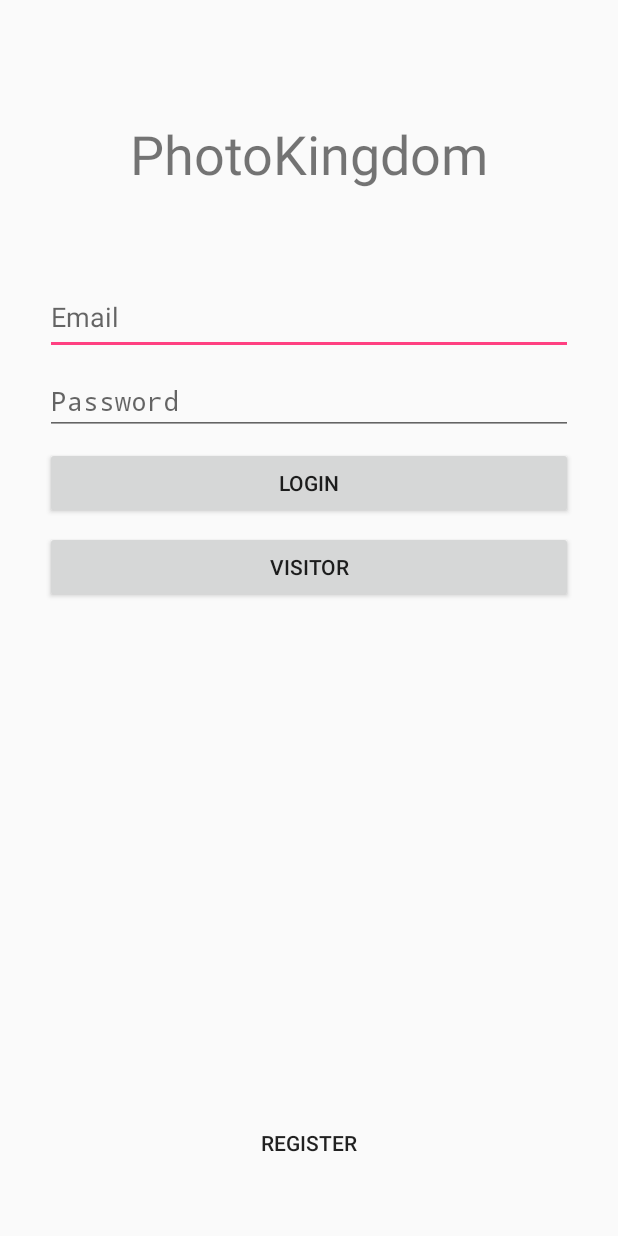
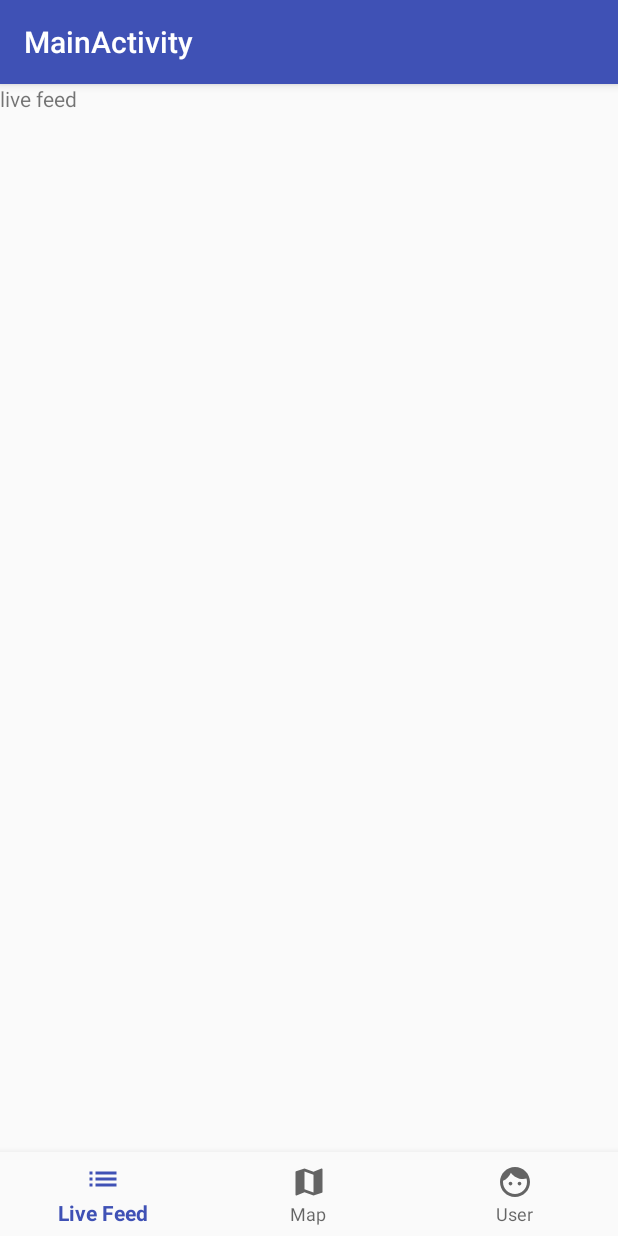
Before and after one commit to sofimofi/photokingdom, an Android app: the screen it shows after launch (LoginActivity before the commit, MainActivity after it), after a tap on "VISITOR", on a phone screen of 412 x 824 dp. Run offline under Robolectric (Android 15) with nearby library versions, the phone set to English and light mode, and no system bars.

Commit message:
Add MainActivity and Fragments

```diff
--- a/PhotoKingdom/app/build.gradle
+++ b/PhotoKingdom/app/build.gradle
@@ -22,6 +22,8 @@ dependencies {
     implementation fileTree(dir: 'libs', include: ['*.jar'])
     implementation 'com.android.support:appcompat-v7:26.1.0'
     implementation 'com.android.support.constraint:constraint-layout:1.0.2'
+    implementation 'com.android.support:design:26.1.0'
+    implementation 'com.android.support:support-v4:26.1.0'
     testImplementation 'junit:junit:4.12'
     androidTestImplementation 'com.android.support.test:runner:1.0.1'
     androidTestImplementation 'com.android.support.test.espresso:espresso-core:3.0.1'
--- a/PhotoKingdom/app/src/main/AndroidManifest.xml
+++ b/PhotoKingdom/app/src/main/AndroidManifest.xml
@@ -16,7 +16,10 @@
                 <category android:name="android.intent.category.LAUNCHER" />
             </intent-filter>
         </activity>
-        <activity android:name=".RegisterActivity"></activity>
+        <activity android:name=".RegisterActivity" />
+        <activity
+            android:name=".MainActivity"
+            android:label="@string/title_activity_main"></activity>
     </application>
 
 </manifest>
--- /dev/null
+++ b/PhotoKingdom/app/src/main/java/ca/senecacollege/prj666/photokingdom/LiveFeedFragment.java
@@ -0,0 +1,112 @@
+package ca.senecacollege.prj666.photokingdom;
+
+import android.content.Context;
+import android.net.Uri;
+import android.os.Bundle;
+import android.support.v4.app.Fragment;
+import android.util.Log;
+import android.view.LayoutInflater;
+import android.view.View;
+import android.view.ViewGroup;
+
+
+/**
+ * A simple {@link Fragment} subclass.
+ * Activities that contain this fragment must implement the
+ * {@link LiveFeedFragment.OnFragmentInteractionListener} interface
+ * to handle interaction events.
+ * Use the {@link LiveFeedFragment#newInstance} factory method to
+ * create an instance of this fragment.
+ */
+public class LiveFeedFragment extends Fragment {
+    // TODO: Rename parameter arguments, choose names that match
+    // the fragment initialization parameters, e.g. ARG_ITEM_NUMBER
+    private static final String ARG_PARAM1 = "param1";
+    private static final String ARG_PARAM2 = "param2";
+
+    // TODO: Rename and change types of parameters
+    private String mParam1;
+    private String mParam2;
+
+    private static final String TAG = "LiveFeedFragment";
+
+    private OnFragmentInteractionListener mListener;
+
+    public LiveFeedFragment() {
+        // Required empty public constructor
+    }
+
+    /**
+     * Use this factory method to create a new instance of
+     * this fragment using the provided parameters.
+     *
+     * @param param1 Parameter 1.
+     * @param param2 Parameter 2.
+     * @return A new instance of fragment LiveFeedFragment.
+     */
+    // TODO: Rename and change types and number of parameters
+    public static LiveFeedFragment newInstance(String param1, String param2) {
+        LiveFeedFragment fragment = new LiveFeedFragment();
+        Bundle args = new Bundle();
+        args.putString(ARG_PARAM1, param1);
+        args.putString(ARG_PARAM2, param2);
+        fragment.setArguments(args);
+        return fragment;
+    }
+
+    @Override
+    public void onCreate(Bundle savedInstanceState) {
+        super.onCreate(savedInstanceState);
+        if (getArguments() != null) {
+            mParam1 = getArguments().getString(ARG_PARAM1);
+            mParam2 = getArguments().getString(ARG_PARAM2);
+        }
+    }
+
+    @Override
+    public View onCreateView(LayoutInflater inflater, ViewGroup container,
+                             Bundle savedInstanceState) {
+        // Inflate the layout for this fragment
+        return inflater.inflate(R.layout.fragment_live_feed, container, false);
+    }
+
+    // TODO: Rename method, update argument and hook method into UI event
+    public void onButtonPressed(Uri uri) {
+        if (mListener != null) {
+            mListener.onFragmentInteraction(uri);
+        }
+    }
+
+    @Override
+    public void onAttach(Context context) {
+        super.onAttach(context);
+        if (context instanceof OnFragmentInteractionListener) {
+            mListener = (OnFragmentInteractionListener) context;
+        } else {
+            Log.d(TAG,"Live feed fragment created");
+//            throw new RuntimeException(context.toString()
+//                    + " must implement OnFragmentInteractionListener");
+        }
+    }
+
+    @Override
+    public void onDetach() {
+        super.onDetach();
+        mListener = null;
+    }
+
+    /**
+     * This interface must be implemented by activities that contain this
+     * fragment to allow an interaction in this fragment to be communicated
+     * to the activity and potentially other fragments contained in that
+     * activity.
+     * <p>
+     * See the Android Training lesson <a href=
+     * "http://developer.android.com/training/basics/fragments/communicating.html"
+     * >Communicating with Other Fragments</a> for more information.
+     */
+    public interface OnFragmentInteractionListener {
+        // TODO: Update argument type and name
+        void onFragmentInteraction(Uri uri);
+    }
+}
--- a/PhotoKingdom/app/src/main/java/ca/senecacollege/prj666/photokingdom/LoginActivity.java
+++ b/PhotoKingdom/app/src/main/java/ca/senecacollege/prj666/photokingdom/LoginActivity.java
@@ -37,6 +37,8 @@ public class LoginActivity extends Activity {
             public void onClick(View view) {
                 Log.d(TAG, "Visitor button clicked");
                 // TODO: Need to go to a view for visitors
+                Intent intent = new Intent(getApplicationContext(), MainActivity.class);
+                startActivity(intent);
             }
         });
 
--- /dev/null
+++ b/PhotoKingdom/app/src/main/java/ca/senecacollege/prj666/photokingdom/MainActivity.java
@@ -0,0 +1,51 @@
+package ca.senecacollege.prj666.photokingdom;
+
+import android.support.v4.app.FragmentManager;
+import android.support.v4.app.FragmentTransaction;
+import android.os.Bundle;
+import android.support.annotation.NonNull;
+import android.support.design.widget.BottomNavigationView;
+import android.support.v7.app.AppCompatActivity;
+import android.view.MenuItem;
+
+public class MainActivity extends AppCompatActivity {
+
+    private BottomNavigationView.OnNavigationItemSelectedListener mOnNavigationItemSelectedListener
+            = new BottomNavigationView.OnNavigationItemSelectedListener() {
+
+        @Override
+        public boolean onNavigationItemSelected(@NonNull MenuItem item) {
+            // Call FragmentManager
+            FragmentManager fragmentManager = getSupportFragmentManager();
+            FragmentTransaction transaction = fragmentManager.beginTransaction();
+
+            // switch to selected fragment
+            switch (item.getItemId()) {
+                case R.id.navigation_livefeed:
+                    transaction.replace(R.id.frameLayout, new LiveFeedFragment()).commit();
+                    return true;
+                case R.id.navigation_map:
+                    transaction.replace(R.id.frameLayout, new MapContainerFragment()).commit();
+                    return true;
+                case R.id.navigation_user:
+                    transaction.replace(R.id.frameLayout, new UserFragment()).commit();
+                    return true;
+            }
+            return false;
+        }
+    };
+
+    @Override
+    protected void onCreate(Bundle savedInstanceState) {
+        super.onCreate(savedInstanceState);
+        setContentView(R.layout.activity_main);
+
+        BottomNavigationView navigation = (BottomNavigationView) findViewById(R.id.navigation);
+        navigation.setOnNavigationItemSelectedListener(mOnNavigationItemSelectedListener);
+
+        // Switch to live feed by default
+        FragmentManager fragmentManager = getSupportFragmentManager();
+        fragmentManager.beginTransaction().replace(R.id.frameLayout, new LiveFeedFragment()).commit();
+    }
+
+}
--- /dev/null
+++ b/PhotoKingdom/app/src/main/res/drawable/ic_face_black_24dp.xml
@@ -0,0 +1,9 @@
+<vector xmlns:android="http://schemas.android.com/apk/res/android"
+        android:width="24dp"
+        android:height="24dp"
+        android:viewportWidth="24.0"
+        android:viewportHeight="24.0">
+    <path
+        android:fillColor="#FF000000"
+        android:pathData="M9,11.75c-0.69,0 -1.25,0.56 -1.25,1.25s0.56,1.25 1.25,1.25 1.25,-0.56 1.25,-1.25 -0.56,-1.25 -1.25,-1.25zM15,11.75c-0.69,0 -1.25,0.56 -1.25,1.25s0.56,1.25 1.25,1.25 1.25,-0.56 1.25,-1.25 -0.56,-1.25 -1.25,-1.25zM12,2C6.48,2 2,6.48 2,12s4.48,10 10,10 10,-4.48 10,-10S17.52,2 12,2zM12,20c-4.41,0 -8,-3.59 -8,-8 0,-0.29 0.02,-0.58 0.05,-0.86 2.36,-1.05 4.23,-2.98 5.21,-5.37C11.07,8.33 14.05,10 17.42,10c0.78,0 1.53,-0.09 2.25,-0.26 0.21,0.71 0.33,1.47 0.33,2.26 0,4.41 -3.59,8 -8,8z"/>
+</vector>
--- /dev/null
+++ b/PhotoKingdom/app/src/main/res/drawable/ic_list_black_24dp.xml
@@ -0,0 +1,9 @@
+<vector xmlns:android="http://schemas.android.com/apk/res/android"
+        android:width="24dp"
+        android:height="24dp"
+        android:viewportWidth="24.0"
+        android:viewportHeight="24.0">
+    <path
+        android:fillColor="#FF000000"
+        android:pathData="M3,13h2v-2L3,11v2zM3,17h2v-2L3,15v2zM3,9h2L5,7L3,7v2zM7,13h14v-2L7,11v2zM7,17h14v-2L7,15v2zM7,7v2h14L21,7L7,7z"/>
+</vector>
--- /dev/null
+++ b/PhotoKingdom/app/src/main/res/drawable/ic_map_black_24dp.xml
@@ -0,0 +1,9 @@
+<vector xmlns:android="http://schemas.android.com/apk/res/android"
+        android:width="24dp"
+        android:height="24dp"
+        android:viewportWidth="24.0"
+        android:viewportHeight="24.0">
+    <path
+        android:fillColor="#FF000000"
+        android:pathData="M20.5,3l-0.16,0.03L15,5.1 9,3 3.36,4.9c-0.21,0.07 -0.36,0.25 -0.36,0.48V20.5c0,0.28 0.22,0.5 0.5,0.5l0.16,-0.03L9,18.9l6,2.1 5.64,-1.9c0.21,-0.07 0.36,-0.25 0.36,-0.48V3.5c0,-0.28 -0.22,-0.5 -0.5,-0.5zM15,19l-6,-2.11V5l6,2.11V19z"/>
+</vector>
--- /dev/null
+++ b/PhotoKingdom/app/src/main/res/layout/activity_main.xml
@@ -0,0 +1,28 @@
+<?xml version="1.0" encoding="utf-8"?>
+<android.support.constraint.ConstraintLayout xmlns:android="http://schemas.android.com/apk/res/android"
+    xmlns:app="http://schemas.android.com/apk/res-auto"
+    xmlns:tools="http://schemas.android.com/tools"
+    android:id="@+id/container"
+    android:layout_width="match_parent"
+    android:layout_height="match_parent"
+    tools:context="ca.senecacollege.prj666.photokingdom.MainActivity">
+
+    <FrameLayout
+        android:id="@+id/frameLayout"
+        android:layout_width="368dp"
+        android:layout_height="404dp">
+    </FrameLayout>
+
+    <android.support.design.widget.BottomNavigationView
+        android:id="@+id/navigation"
+        android:layout_width="0dp"
+        android:layout_height="wrap_content"
+        android:layout_marginEnd="0dp"
+        android:layout_marginStart="0dp"
+        android:background="?android:attr/windowBackground"
+        app:layout_constraintBottom_toBottomOf="parent"
+        app:layout_constraintLeft_toLeftOf="parent"
+        app:layout_constraintRight_toRightOf="parent"
+        app:menu="@menu/navigation" />
+
+</android.support.constraint.ConstraintLayout>
--- /dev/null
+++ b/PhotoKingdom/app/src/main/res/layout/fragment_live_feed.xml
@@ -0,0 +1,13 @@
+<FrameLayout xmlns:android="http://schemas.android.com/apk/res/android"
+    xmlns:tools="http://schemas.android.com/tools"
+    android:layout_width="match_parent"
+    android:layout_height="match_parent"
+    tools:context="ca.senecacollege.prj666.photokingdom.LiveFeedFragment">
+
+    <!-- TODO: Update blank fragment layout -->
+    <TextView
+        android:layout_width="match_parent"
+        android:layout_height="match_parent"
+        android:text="live feed" />
+
+</FrameLayout>
--- /dev/null
+++ b/PhotoKingdom/app/src/main/res/menu/navigation.xml
@@ -0,0 +1,19 @@
+<?xml version="1.0" encoding="utf-8"?>
+<menu xmlns:android="http://schemas.android.com/apk/res/android">
+
+    <item
+        android:id="@+id/navigation_livefeed"
+        android:icon="@drawable/ic_list_black_24dp"
+        android:title="@string/title_home" />
+
+    <item
+        android:id="@+id/navigation_map"
+        android:icon="@drawable/ic_map_black_24dp"
+        android:title="@string/title_dashboard" />
+
+    <item
+        android:id="@+id/navigation_user"
+        android:icon="@drawable/ic_face_black_24dp"
+        android:title="@string/title_notifications" />
+
+</menu>
--- /dev/null
+++ b/PhotoKingdom/app/src/main/res/values/dimens.xml
@@ -0,0 +1,5 @@
+<resources>
+    <!-- Default screen margins, per the Android Design guidelines. -->
+    <dimen name="activity_horizontal_margin">16dp</dimen>
+    <dimen name="activity_vertical_margin">16dp</dimen>
+</resources>
--- a/PhotoKingdom/app/src/main/res/values/strings.xml
+++ b/PhotoKingdom/app/src/main/res/values/strings.xml
@@ -18,4 +18,12 @@
         <item>Male</item>
         <item>Female</item>
     </string-array>
+    <string name="title_activity_main">MainActivity</string>
+    <string name="title_home">Live Feed</string>
+    <string name="title_dashboard">Map</string>
+    <string name="title_notifications">User</string>
+
+    <!-- TODO: Remove or change this placeholder text -->
+    <string name="hello_blank_fragment">Hello blank fragment</string>
+
 </resources>
```
Also changed, not shown: PhotoKingdom/app/src/main/java/ca/senecacollege/prj666/photokingdom/MapContainerFragment.java (added, +112 -0 lines), PhotoKingdom/app/src/main/java/ca/senecacollege/prj666/photokingdom/UserFragment.java (added, +114 -0 lines), PhotoKingdom/app/src/main/res/layout/fragment_map_container.xml (added, +13 -0 lines), PhotoKingdom/app/src/main/res/layout/fragment_user.xml (added, +88 -0 lines).
